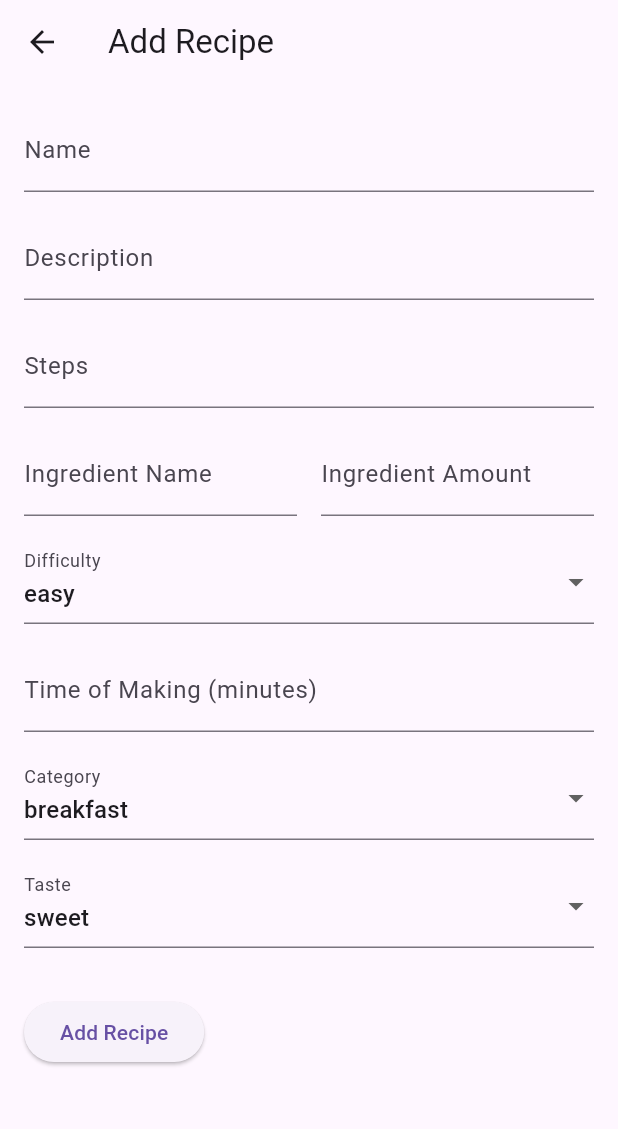
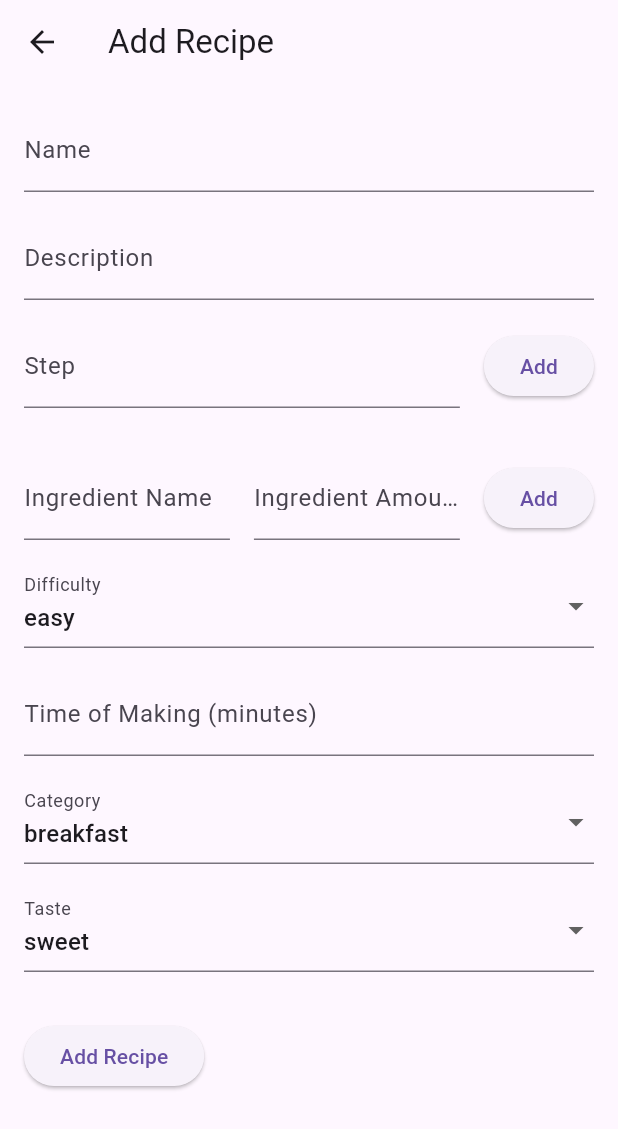
Before and after one commit to MajaR46/TVA, a Flutter app: the HomeScreen screen opened directly, item 4 of the bottom bar chosen, after a tap on the "add" icon, on a phone screen of 412 x 824 dp. Shown: the top 1129 px of the screen. Run offline on Flutter 3.47's test engine with Material 3 defaults, Android fonts, the phone set to English and light mode, and no system bars; our stand-ins replace dio, firebase_auth, firebase_core, firebase_database, fluttertoast, hive and 1 more; accounts and stored records are empty; network calls fail.

Commit message:
added ingredients list

```diff
--- a/lib/components/menu.dart
+++ b/lib/components/menu.dart
@@ -13,7 +13,7 @@ class MenuComponent extends StatelessWidget {
           BoxShadow(
             color: Colors.black.withOpacity(0.1),
             blurRadius: 6,
-            offset: Offset(0, 3),
+            offset: const Offset(0, 3),
           ),
         ],
       ),
@@ -35,7 +35,7 @@ class MenuComponent extends StatelessWidget {
           _buildMenuItem(Icons.person, 'Profil', () {
             Navigator.push(
               context,
-              MaterialPageRoute(builder: (context) => RecipesScreen()),
+              MaterialPageRoute(builder: (context) => const RecipesScreen()),
             );
           }),
         ],
@@ -50,10 +50,10 @@ class MenuComponent extends StatelessWidget {
         mainAxisAlignment: MainAxisAlignment.center,
         children: [
           Icon(icon, color: Colors.white),
-          SizedBox(height: 4),
+          const SizedBox(height: 4),
           Text(
             text,
-            style: TextStyle(color: Colors.white),
+            style: const TextStyle(color: Colors.white),
           ),
         ],
       ),
--- a/lib/screens/add_recipe_screen.dart
+++ b/lib/screens/add_recipe_screen.dart
@@ -14,10 +14,6 @@ class _AddRecipeScreenState extends State<AddRecipeScreen> {
   final TextEditingController _nameController = TextEditingController();
   final TextEditingController _descriptionController = TextEditingController();
   final TextEditingController _stepsController = TextEditingController();
-  final TextEditingController _ingredientsNameController =
-      TextEditingController();
-  final TextEditingController _ingredientsAmountController =
-      TextEditingController();
   Difficulty _difficulty = Difficulty.easy;
   int _timeOfMaking = 0;
   Category _category = Category.breakfast;
@@ -25,10 +21,28 @@ class _AddRecipeScreenState extends State<AddRecipeScreen> {
 
   late DatabaseReference dbRef;
 
+  List<Map<String, String>> _ingredientsList = [];
+  List<Map<String, String>> _stepsList = [];
+
   @override
   void initState() {
     super.initState();
     dbRef = FirebaseDatabase.instance.ref().child('Recipes');
+  }
+
+  void _addToList() {
+    setState(() {
+      _stepsList.add({
+        'steps': _stepsController.text,
+      });
+      _stepsController.clear();
+      _ingredientsList.add({
+        'name': _ingredientsNameController.text,
+        'amount': _ingredientsAmountController.text,
+      });
+      _ingredientsNameController.clear();
+      _ingredientsAmountController.clear();
+    });
   }
 
   void saveRecipe() async {
@@ -37,18 +51,13 @@ class _AddRecipeScreenState extends State<AddRecipeScreen> {
     });
 
     try {
-      // Fetch nutrition data for the main ingredient
       Nutrition nutrition = await fetchNutrition(_nameController.text);
 
-      // Prepare recipe data with fetched nutrition information
       Map<String, dynamic> recipeData = {
         'name': _nameController.text,
         'description': _descriptionController.text,
         'steps': _stepsController.text,
-        'ingredients': {
-          'name': _ingredientsNameController.text,
-          'amount': _ingredientsAmountController.text,
-        },
+        'ingredients': _ingredientsList,
         'difficulty': _difficulty.toString().split('.').last,
         'timeOfMaking': _timeOfMaking,
         'kcal': nutrition.calories,
@@ -62,7 +71,6 @@ class _AddRecipeScreenState extends State<AddRecipeScreen> {
 
       await dbRef.push().set(recipeData);
 
-      // Navigate back after saving
       Navigator.pop(context);
     } catch (e) {
       setState(() {
@@ -77,6 +85,11 @@ class _AddRecipeScreenState extends State<AddRecipeScreen> {
 
   bool _isLoading = false;
   String? _errorMessage;
+
+  final TextEditingController _ingredientsNameController =
+      TextEditingController();
+  final TextEditingController _ingredientsAmountController =
+      TextEditingController();
 
   @override
   Widget build(BuildContext context) {
@@ -100,9 +113,51 @@ class _AddRecipeScreenState extends State<AddRecipeScreen> {
                 decoration: InputDecoration(labelText: 'Description'),
               ),
               SizedBox(height: 16.0),
-              TextField(
-                controller: _stepsController,
-                decoration: InputDecoration(labelText: 'Steps'),
+              ListView.builder(
+                shrinkWrap: true,
+                itemCount: _stepsList.length,
+                itemBuilder: (context, index) {
+                  return Row(
+                    children: [
+                      Expanded(
+                        child: Text(_stepsList[index]['steps'] ?? ''),
+                      )
+                    ],
+                  );
+                },
+              ),
+              Row(
+                children: [
+                  Expanded(
+                    child: TextField(
+                      controller: _stepsController,
+                      decoration: InputDecoration(labelText: 'Step'),
+                    ),
+                  ),
+                  SizedBox(width: 16.0),
+                  ElevatedButton(
+                    onPressed: _addToList,
+                    child: Text('Add'),
+                  ),
+                ],
+              ),
+              SizedBox(height: 16.0),
+              ListView.builder(
+                shrinkWrap: true,
+                itemCount: _ingredientsList.length,
+                itemBuilder: (context, index) {
+                  return Row(
+                    children: [
+                      Expanded(
+                        child: Text(_ingredientsList[index]['name'] ?? ''),
+                      ),
+                      SizedBox(width: 16.0),
+                      Expanded(
+                        child: Text(_ingredientsList[index]['amount'] ?? ''),
+                      ),
+                    ],
+                  );
+                },
               ),
               SizedBox(height: 16.0),
               Row(
@@ -120,6 +175,11 @@ class _AddRecipeScreenState extends State<AddRecipeScreen> {
                       decoration:
                           InputDecoration(labelText: 'Ingredient Amount'),
                     ),
+                  ),
+                  SizedBox(width: 16.0),
+                  ElevatedButton(
+                    onPressed: _addToList,
+                    child: Text('Add'),
                   ),
                 ],
               ),
--- a/lib/screens/home_screen.dart
+++ b/lib/screens/home_screen.dart
@@ -1,6 +1,4 @@
 import 'package:flutter/material.dart';
-import 'package:firebase_database/firebase_database.dart';
-import 'package:firebase_auth/firebase_auth.dart';
 import 'package:foodie/models/recipe.dart';
 import 'package:hive/hive.dart';
 import '/components/menu.dart';
@@ -10,25 +8,25 @@ class HomeScreen extends StatelessWidget {
   Widget build(BuildContext context) {
     return Scaffold(
       appBar: AppBar(
-        leading: Icon(Icons.account_circle_outlined),
-        title: Text('Živijo'),
+        leading: const Icon(Icons.account_circle_outlined),
+        title: const Text('Živijo'),
       ),
       body: Center(
         child: Column(
           crossAxisAlignment: CrossAxisAlignment.stretch,
           children: [
             SearchWidget(),
-            SizedBox(height: 20),
-            Padding(
-              padding: const EdgeInsets.symmetric(horizontal: 16.0),
+            const SizedBox(height: 20),
+            const Padding(
+              padding: EdgeInsets.symmetric(horizontal: 16.0),
               child: Text(
                 'Kategorije',
                 style: TextStyle(fontSize: 20, fontWeight: FontWeight.bold),
               ),
             ),
-            SizedBox(height: 10),
+            const SizedBox(height: 10),
             CategoriesWidget(),
-            SizedBox(height: 20),
+            const SizedBox(height: 20),
             LatestRecipesWidget(),
           ],
         ),
@@ -44,7 +42,7 @@ class SearchWidget extends StatefulWidget {
 }
 
 class _SearchWidgetState extends State<SearchWidget> {
-  TextEditingController _searchController = TextEditingController();
+  final TextEditingController _searchController = TextEditingController();
 
   @override
   Widget build(BuildContext context) {
@@ -57,9 +55,9 @@ class _SearchWidgetState extends State<SearchWidget> {
             decoration: InputDecoration(
               labelText: 'Išči',
               labelStyle: TextStyle(
-                color: Color(0xffF2F3F4).withOpacity(0.5),
+                color: const Color(0xffF2F3F4).withOpacity(0.5),
               ),
-              prefixIcon: Icon(Icons.search),
+              prefixIcon: const Icon(Icons.search),
               filled: true,
               fillColor: Colors.white.withOpacity(0.1),
               border: OutlineInputBorder(
@@ -83,8 +81,8 @@ class CategoriesWidget extends StatelessWidget {
   @override
   Widget build(BuildContext context) {
     return Container(
-      padding: EdgeInsets.symmetric(horizontal: 16.0),
-      child: SingleChildScrollView(
+      padding: const EdgeInsets.symmetric(horizontal: 16.0),
+      child: const SingleChildScrollView(
         scrollDirection: Axis.horizontal,
         child: Row(
           children: [
@@ -110,7 +108,7 @@ class CategoryItem extends StatelessWidget {
   @override
   Widget build(BuildContext context) {
     return Container(
-      padding: EdgeInsets.symmetric(horizontal: 12.0, vertical: 8.0),
+      padding: const EdgeInsets.symmetric(horizontal: 12.0, vertical: 8.0),
       decoration: BoxDecoration(
         borderRadius: BorderRadius.circular(20.0),
         color: Colors.grey[300],
@@ -125,15 +123,15 @@ class LatestRecipesWidget extends StatelessWidget {
   Widget build(BuildContext context) {
     return Expanded(
       child: Container(
-        padding: EdgeInsets.symmetric(horizontal: 16.0),
+        padding: const EdgeInsets.symmetric(horizontal: 16.0),
         child: Column(
           crossAxisAlignment: CrossAxisAlignment.stretch,
           children: [
-            Text(
+            const Text(
               'Popularni recepti',
               style: TextStyle(fontSize: 20, fontWeight: FontWeight.bold),
             ),
-            SizedBox(height: 10),
+            const SizedBox(height: 10),
             _buildLatestRecipesList(),
           ],
         ),
@@ -149,8 +147,7 @@ Widget _buildLatestRecipesList() {
     child: ListView.builder(
       itemCount: recipeBox.length,
       itemBuilder: (BuildContext context, int index) {
-        // Get the recipe at the current index
-        Recipe recipe = recipeBox.getAt(index)!; // Add null check for safety
+        Recipe recipe = recipeBox.getAt(index)!;
 
         return ListTile(
           title: Text(recipe.name),
```
